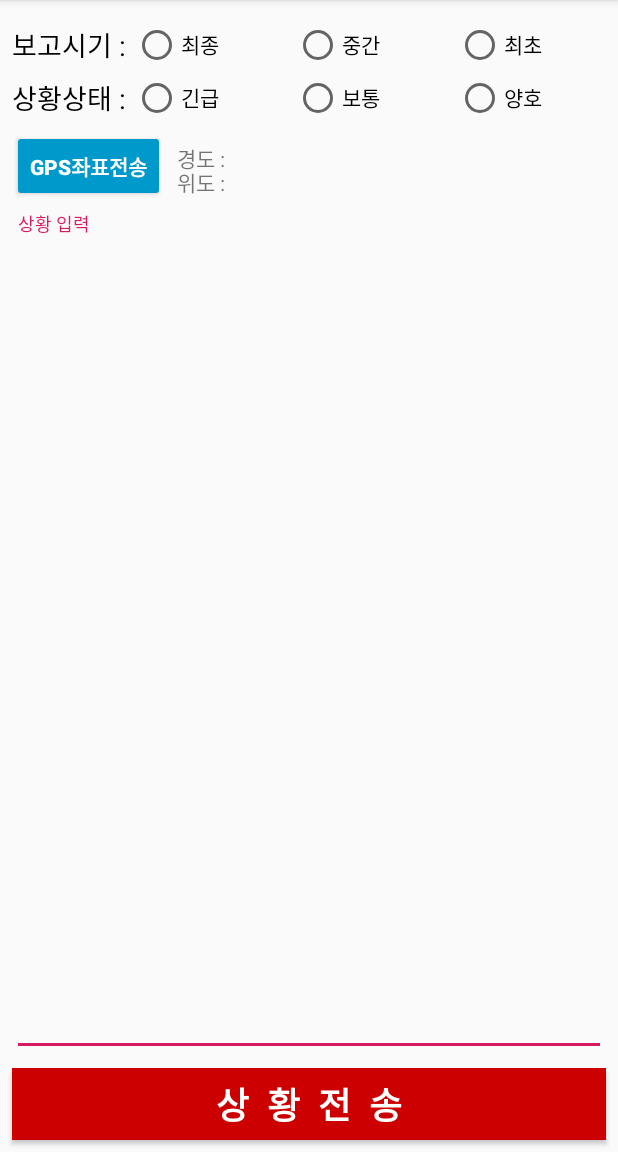
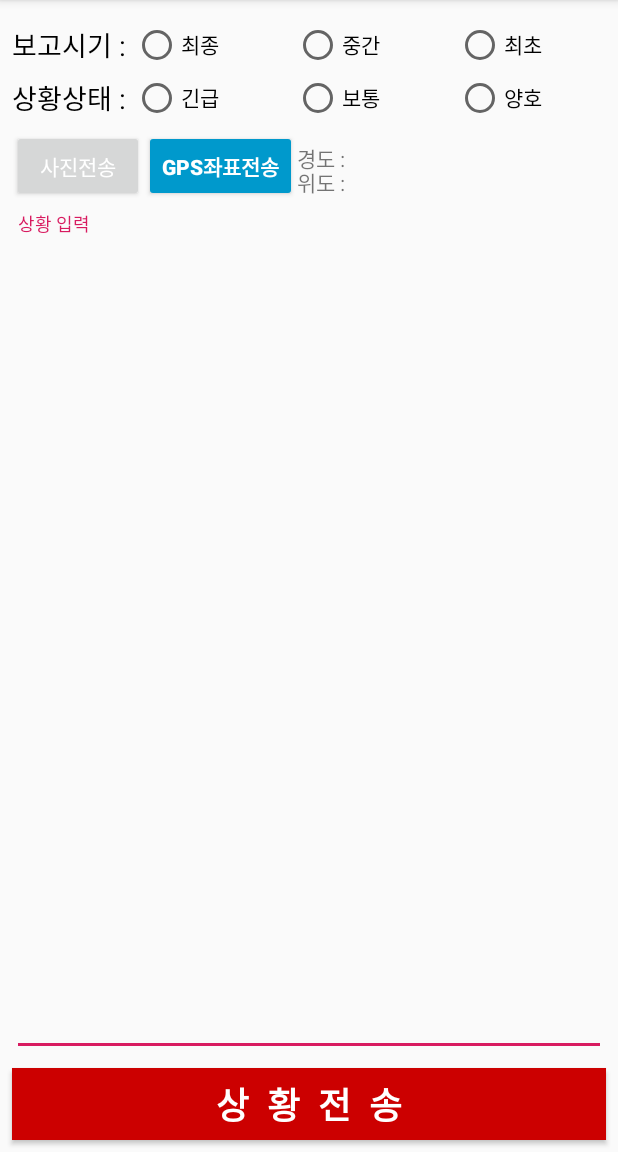
Before and after one commit to osam2018/App_swcamp, an Android app: the SendActivity screen opened directly, with no data from a screen before it, on a phone screen of 412 x 824 dp, the part 84-1236 px from its top. Run offline under Robolectric (Android 15) with nearby library versions, the phone set to English and light mode, and no system bars; our stand-ins replace Firebase (no records; nobody signed in at launch, a user with empty details on screens opened directly).

Commit message:
18.10.24 (3) GPS 주소전송 추가

```diff
--- a/app/src/main/java/com/example/user/myapplication/ChatData.java
+++ b/app/src/main/java/com/example/user/myapplication/ChatData.java
@@ -6,8 +6,9 @@ public class ChatData {
     public String userGroup; // 사용자 소속
     public String messageExtra; //메시지 보고시기, 중요도
     public String message; // 작성한 메시지
-    public float gpsLatitude;
+    public float gpsLatitude; //gps 경도 위도 주소
     public float gpsLongitude;
+    public String gpsAddress;
     public long time; // 작성한 시간
     public ChatData() {
         gpsLongitude = 0;
--- a/app/src/main/java/com/example/user/myapplication/SendActivity.java
+++ b/app/src/main/java/com/example/user/myapplication/SendActivity.java
@@ -108,10 +108,7 @@ public class SendActivity extends AppCompatActivity{
                     try{
                         addr = gCoder.getFromLocation(chatData.gpsLatitude,chatData.gpsLongitude,1);
                         Address a = addr.get(0);
-                        for (int i=0;i <= a.getMaxAddressLineIndex();i++) {
-                            //여기서 변환된 주소 확인할  수 있음
-                            Log.v("알림", "AddressLine(" + i + ")" + a.getAddressLine(i) + "\n");
-                        }
+                        chatData.gpsAddress = a.getAddressLine(0);
                     } catch (IOException e){
                         e.printStackTrace();
                     }
--- a/app/src/main/res/layout/activity_send.xml
+++ b/app/src/main/res/layout/activity_send.xml
@@ -145,8 +145,6 @@
         android:id="@+id/buttonGps"
         android:layout_width="wrap_content"
         android:layout_height="wrap_content"
-        android:layout_marginStart="8dp"
-        android:layout_marginLeft="8dp"
         android:layout_marginTop="8dp"
         android:layout_marginEnd="8dp"
         android:layout_marginRight="8dp"
@@ -155,15 +153,13 @@
         android:textStyle="bold"
         app:layout_constraintEnd_toEndOf="parent"
         app:layout_constraintHorizontal_bias="0.0"
-        app:layout_constraintStart_toStartOf="parent"
+        app:layout_constraintStart_toEndOf="@+id/buttonPic"
         app:layout_constraintTop_toBottomOf="@+id/textView2" />
 
     <TextView
         android:id="@+id/textLatitude"
         android:layout_width="0dp"
         android:layout_height="wrap_content"
-        android:layout_marginStart="8dp"
-        android:layout_marginLeft="8dp"
         android:layout_marginTop="16dp"
         android:layout_marginEnd="8dp"
         android:layout_marginRight="8dp"
@@ -176,8 +172,6 @@
         android:id="@+id/textLongitude"
         android:layout_width="0dp"
         android:layout_height="wrap_content"
-        android:layout_marginStart="8dp"
-        android:layout_marginLeft="8dp"
         android:layout_marginEnd="8dp"
         android:layout_marginRight="8dp"
         android:layout_marginBottom="8dp"
@@ -187,4 +181,16 @@
         app:layout_constraintStart_toEndOf="@+id/buttonGps"
         app:layout_constraintTop_toBottomOf="@+id/textLatitude" />
 
+    <Button
+        android:id="@+id/buttonPic"
+        android:layout_width="wrap_content"
+        android:layout_height="wrap_content"
+        android:layout_marginStart="8dp"
+        android:layout_marginLeft="8dp"
+        android:layout_marginTop="8dp"
+        android:text="사진전송"
+        android:textColor="#fff"
+        app:layout_constraintStart_toStartOf="parent"
+        app:layout_constraintTop_toBottomOf="@+id/textView2" />
+
 </android.support.constraint.ConstraintLayout>
--- a/app/src/main/res/layout/listitem_chat.xml
+++ b/app/src/main/res/layout/listitem_chat.xml
@@ -43,6 +43,12 @@
             android:textColor="@android:color/darker_gray"
             android:textSize="12sp"/>
         <TextView
+            android:id="@+id/txt_gpsAdress"
+            android:layout_width="wrap_content"
+            android:layout_height="wrap_content"
+            android:textColor="@android:color/darker_gray"
+            android:textSize="12sp"/>
+        <TextView
             android:id="@+id/txt_time"
             android:layout_width="wrap_content"
             android:layout_height="wrap_content"
```
Also changed, not shown: app/src/main/java/com/example/user/myapplication/ChatAdapter.java (+6 -2 lines), app/src/main/java/com/example/user/myapplication/authActivity.java (+10 -5 lines).
